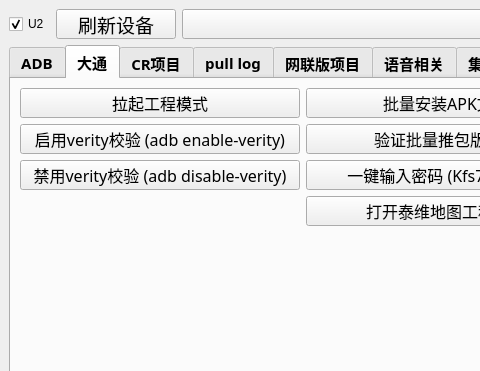
This is adbtool.ui in wangke956/ADBTools as Qt 5 draws it before an edit; both pictures show x 0 to 480 and y 0 to 371 of the 606 by 662 pixel window. The edited form follows.
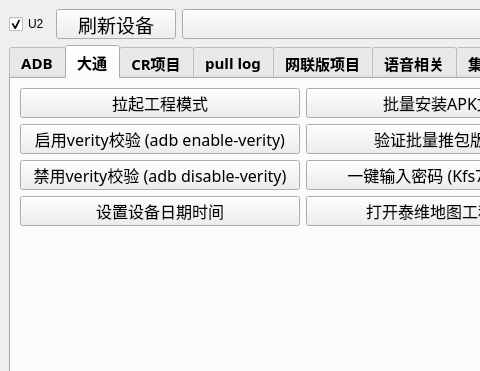
This is the edited form. The open tabs and pages were chosen to show the change.

Commit message: 1.更新到1.6.5 2.增加设置设备时间的功能

```diff
--- a/adbtool.ui
+++ b/adbtool.ui
@@ -898,6 +898,31 @@
               </property>
              </widget>
             </item>
+            <item row="3" column="0">
+             <widget class="QPushButton" name="datong_set_datetime_button">
+              <property name="minimumSize">
+               <size>
+                <width>200</width>
+                <height>0</height>
+               </size>
+              </property>
+              <property name="maximumSize">
+               <size>
+                <width>16777215</width>
+                <height>30</height>
+               </size>
+              </property>
+              <property name="font">
+               <font>
+                <family>Arial Rounded MT Bold</family>
+                <pointsize>12</pointsize>
+               </font>
+              </property>
+              <property name="text">
+               <string>设置设备日期时间</string>
+              </property>
+             </widget>
+            </item>
            </layout>
           </item>
          </layout>
```
The commit also changes 17 other files.
